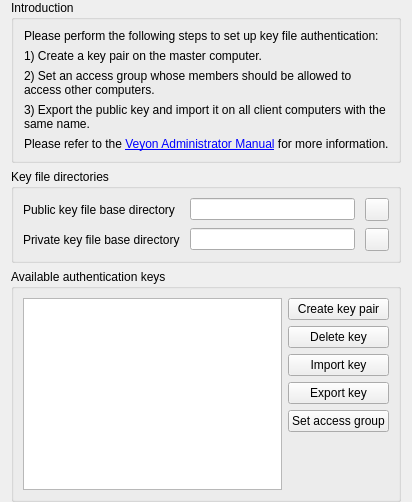
First picture: the form in plugins/authkeys/AuthKeysConfigurationPage.ui, repository rsamjkt/veyon-macos, before the edit.
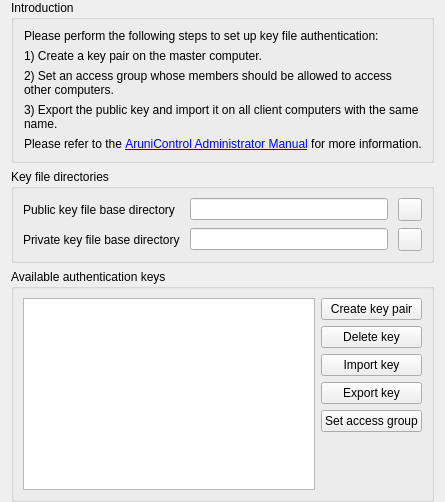
Second picture: the form after the edit. Icons and pictures are not drawn.

Commit message:
Rebrand product to AruniControl (GPLv2 fork of Veyon)
- Product/app name Veyon -> AruniControl (org=Arunika, domain=arunika.id)
- 109 user-facing UI strings rebranded across 65 files
- launchd service label, bundle IDs, app bundle names updated
- package-macos*.sh now build AruniControl[.app] (Master/Configurator)
- ATTRIBUTION.md added; original Veyon copyright/license notices preserved

```diff
--- a/plugins/authkeys/AuthKeysConfigurationPage.ui
+++ b/plugins/authkeys/AuthKeysConfigurationPage.ui
@@ -68,7 +68,7 @@
       <item>
        <widget class="QLabel" name="label_6">
         <property name="text">
-         <string>Please refer to the &lt;a href=&quot;https://veyon.readthedocs.io/en/latest/admin/index.html&quot;&gt;Veyon Administrator Manual&lt;/a&gt; for more information.</string>
+         <string>Please refer to the &lt;a href=&quot;https://veyon.readthedocs.io/en/latest/admin/index.html&quot;&gt;AruniControl Administrator Manual&lt;/a&gt; for more information.</string>
         </property>
         <property name="openExternalLinks">
          <bool>true</bool>
```
The commit also changes 69 other files.
